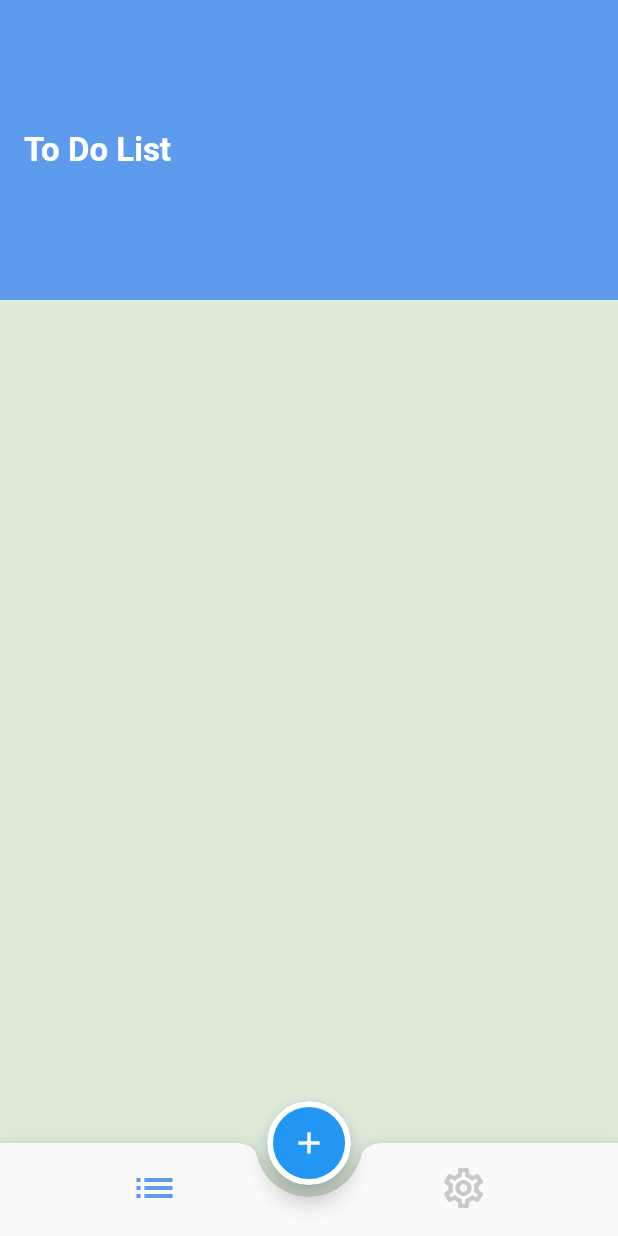
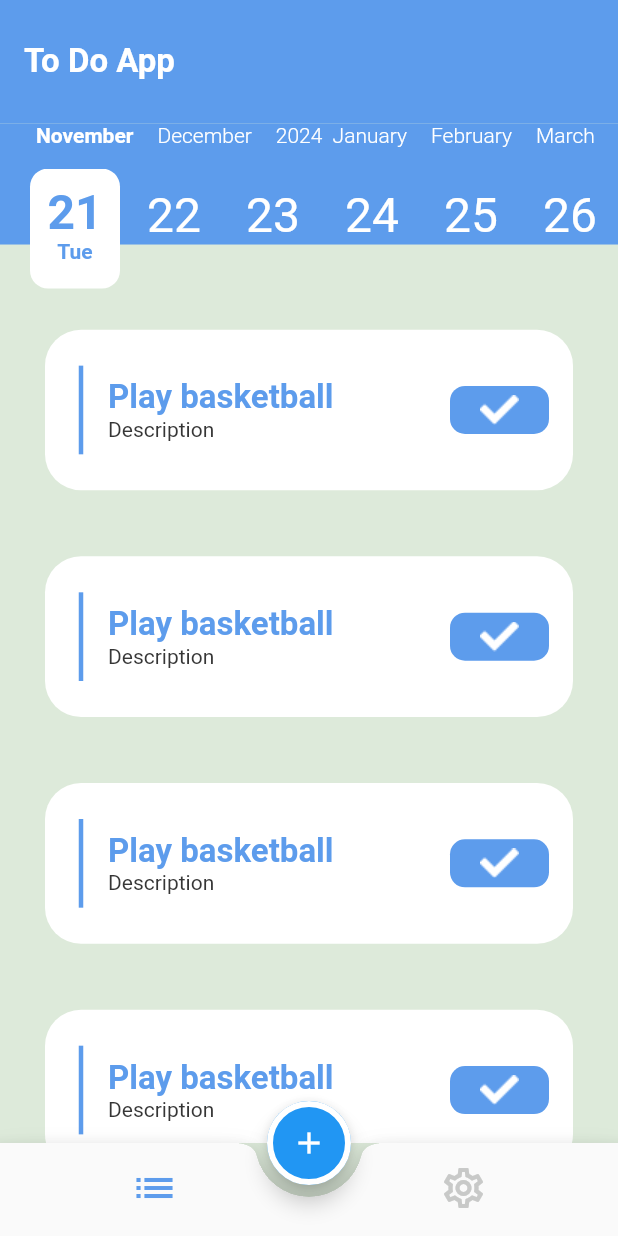
Before and after one commit to AbdullahAshraf2001/todoapp, a Flutter app: the screen it shows after launch, on a phone screen of 412 x 824 dp. Run offline on Flutter 3.47's test engine with Material 2 defaults, Android fonts, the phone set to English and light mode, and no system bars; drawn by our look-alikes of calendar_timeline, flutter_slidable.

Commit message:
Finished app ui

```diff
--- a/lib/ui/screens/home/home_screen.dart
+++ b/lib/ui/screens/home/home_screen.dart
@@ -1,5 +1,7 @@
 import 'package:flutter/material.dart';
 import 'package:todoapp/ui/screens/bottom_sheets/add_bottom_sheet.dart';
+import 'package:todoapp/ui/screens/tabs/list/list_tab.dart';
+import 'package:todoapp/ui/screens/tabs/settings/settings_tab.dart';
 
 class HomeScreen extends StatefulWidget {
   static const routeName = "home";
@@ -11,11 +13,14 @@ class HomeScreen extends StatefulWidget {
 }
 
 class _HomeScreenState extends State<HomeScreen> {
+  int currentSelectedTabIndex = 0;
   @override
   Widget build(BuildContext context) {
     return Scaffold(
       appBar: buildAppBar(),
       bottomNavigationBar: bottomNavigationBar(),
+      body:
+          currentSelectedTabIndex == 0 ? const ListTab() : const SettingsTab(),
       floatingActionButton: buildFab(),
       floatingActionButtonLocation: FloatingActionButtonLocation.centerDocked,
     );
@@ -28,17 +33,23 @@ class _HomeScreenState extends State<HomeScreen> {
               isScrollControlled: true,
               builder: (_) => Padding(
                     padding: MediaQuery.of(context).viewInsets,
-                    child: AddBottomSheet(),
+                    child: const AddBottomSheet(),
                   ));
         },
-        child: Icon(Icons.add),
+        child: const Icon(Icons.add),
       );
 
   Widget bottomNavigationBar() => BottomAppBar(
         notchMargin: 8,
-        shape: CircularNotchedRectangle(),
+        shape: const CircularNotchedRectangle(),
         clipBehavior: Clip.hardEdge,
-        child: BottomNavigationBar(items: const [
+        child: BottomNavigationBar(
+            onTap: (index) {
+              currentSelectedTabIndex = index;
+              setState(() {});
+            },
+            currentIndex: currentSelectedTabIndex,
+            items: const [
               BottomNavigationBarItem(
                 icon: Icon(Icons.list),
                 label: "",
@@ -51,7 +62,7 @@ class _HomeScreenState extends State<HomeScreen> {
       );
 
   PreferredSizeWidget buildAppBar() => AppBar(
-        title: Text("To Do List"),
-        toolbarHeight: 200,
+        title: const Text("To Do App"),
+    toolbarHeight: MediaQuery.of(context).size.height *.1,
       );
 }
--- /dev/null
+++ b/lib/ui/screens/tabs/list/list_tab.dart
@@ -0,0 +1,51 @@
+import 'package:calendar_timeline/calendar_timeline.dart';
+import 'package:flutter/material.dart';
+import 'package:todoapp/ui/screens/tabs/list/todo_widget.dart';
+import 'package:todoapp/ui/utilites/app_colors.dart';
+
+class ListTab extends StatelessWidget {
+  const ListTab({super.key});
+
+  @override
+  Widget build(BuildContext context) {
+    return Column(
+      children: [
+        SizedBox(
+          height: MediaQuery.of(context).size.height *.14,
+          child: Stack(
+            children: [
+              Column(
+                children: [
+                  Expanded(
+                    flex: 7,
+                      child: Container(color: AppColors.primary,)),
+                  Expanded(
+                      flex: 3,
+                      child: Container(color: AppColors.accent,))
+                ],
+              ),
+              CalendarTimeline(
+                initialDate: DateTime.now(),
+                firstDate: DateTime.now().subtract(Duration(days: 365)),
+                lastDate: DateTime.now().add(Duration(days: 365)),
+                onDateSelected: (date) => print(date),
+                leftMargin: 20,
+                monthColor: AppColors.white,
+                dayColor: AppColors.white,
+                activeDayColor: AppColors.primary   ,
+                activeBackgroundDayColor: AppColors.white,
+                dotsColor: AppColors.transparent,
+              ),
+            ],
+          ),
+        ),
+        Expanded(
+          child: ListView.builder(
+            itemCount: 10,
+              itemBuilder: (context, index) => TodoWidget()
+          ),
+        ),
+      ],
+    );
+  }
+}
--- /dev/null
+++ b/lib/ui/screens/tabs/list/todo_widget.dart
@@ -0,0 +1,71 @@
+import 'package:flutter/material.dart';
+import 'package:flutter_slidable/flutter_slidable.dart';
+import 'package:todoapp/ui/utilites/app_assets.dart';
+import 'package:todoapp/ui/utilites/app_colors.dart';
+import 'package:todoapp/ui/utilites/app_theme.dart';
+
+class TodoWidget extends StatelessWidget {
+  const TodoWidget({super.key});
+
+  @override
+  Widget build(BuildContext context) {
+    return Container(
+      decoration: BoxDecoration(
+        borderRadius: BorderRadius.circular(24),
+        color: AppColors.white,
+      ),
+      margin: const EdgeInsets.symmetric(vertical: 22, horizontal: 30),
+
+      child: Slidable(
+        startActionPane: ActionPane(
+            motion: DrawerMotion(),
+          extentRatio: .3,
+          children: [
+            Container(
+              child: SlidableAction(
+                onPressed: (_){},
+                backgroundColor: Colors.red,
+                foregroundColor: AppColors.white,
+                icon: Icons.delete,
+                label: 'Delete',
+           ),
+            )
+          ],),
+        child: Container(
+          padding: const EdgeInsets.symmetric(vertical: 24, horizontal: 16),
+          height: MediaQuery.of(context).size.height * .13,
+          child: Row(
+            children: [
+              const VerticalDivider(),
+              SizedBox(width: 10),
+              const Expanded(
+                child: Column(
+                  crossAxisAlignment: CrossAxisAlignment.stretch,
+                  mainAxisAlignment: MainAxisAlignment.center,
+                  children: [
+                    Text(
+                      "Play basketball",
+                      style: AppTheme.taskTitleTextStyle,
+                    ),
+                    Text(
+                      "Description",
+                      style: AppTheme.taskDescriptionTextStyle,
+                    )
+                  ],
+                ),
+              ),
+              Container(
+                  decoration: BoxDecoration(
+                    borderRadius: BorderRadius.circular(10),
+                    color: AppColors.primary,
+                  ),
+                  padding: const EdgeInsets.symmetric(horizontal: 20, vertical: 6),
+                  child: Image.asset(AppAssets.checkBox),
+              )
+            ],
+          ),
+        ),
+      ),
+    );
+  }
+}
--- /dev/null
+++ b/lib/ui/screens/tabs/settings/settings_tab.dart
@@ -0,0 +1,10 @@
+import 'package:flutter/material.dart';
+
+class SettingsTab extends StatelessWidget {
+  const SettingsTab({super.key});
+
+  @override
+  Widget build(BuildContext context) {
+    return const Placeholder();
+  }
+}
--- a/lib/ui/utilites/app_assets.dart
+++ b/lib/ui/utilites/app_assets.dart
@@ -1,4 +1,5 @@
 abstract class AppAssets{
   static const String baseImagesPath = "assets/images/";
   static const String splash = "${baseImagesPath}splash.png";
+  static const String checkBox = "${baseImagesPath}iconCheck.png";
 }
--- a/lib/ui/utilites/app_theme.dart
+++ b/lib/ui/utilites/app_theme.dart
@@ -1,18 +1,18 @@
 import 'package:flutter/material.dart';
 import 'package:todoapp/ui/utilites/app_colors.dart';
 
-abstract class AppTheme{
-  static const TextStyle appBarTextStyle = TextStyle(fontWeight: FontWeight.bold,
-  fontSize: 22 , color: AppColors.white);
+abstract class AppTheme {
+  static const TextStyle appBarTextStyle = TextStyle(
+      fontWeight: FontWeight.bold, fontSize: 22, color: AppColors.white);
 
-  static const TextStyle taskTitleTextStyle = TextStyle(fontWeight: FontWeight.bold,
-  fontSize: 22 , color: AppColors.primary);
+  static const TextStyle taskTitleTextStyle = TextStyle(
+      fontWeight: FontWeight.bold, fontSize: 22, color: AppColors.primary);
 
-  static const TextStyle taskDescriptionTextStyle = TextStyle(fontWeight: FontWeight.normal,
-  fontSize: 14 , color: AppColors.lightBlack);
+  static const TextStyle taskDescriptionTextStyle = TextStyle(
+      fontWeight: FontWeight.normal, fontSize: 14, color: AppColors.lightBlack);
 
-  static const TextStyle bottomSheetTitleTextStyle = TextStyle(fontWeight: FontWeight.bold,
-  fontSize: 20 , color: AppColors.black);
+  static const TextStyle bottomSheetTitleTextStyle = TextStyle(
+      fontWeight: FontWeight.bold, fontSize: 20, color: AppColors.black);
 
   static ThemeData lightTheme = ThemeData(
       primaryColor: AppColors.primary,
@@ -27,10 +27,12 @@ abstract class AppTheme{
           showSelectedLabels: false,
           showUnselectedLabels: false,
           selectedItemColor: AppColors.primary,
-      unselectedItemColor: AppColors.grey
+          unselectedItemColor: AppColors.grey),
+      scaffoldBackgroundColor: AppColors.accent,
+      floatingActionButtonTheme: const FloatingActionButtonThemeData(
+        shape:
+            StadiumBorder(side: BorderSide(color: AppColors.white, width: 4)),
       ),
-    scaffoldBackgroundColor: AppColors.accent,
-    floatingActionButtonTheme: const FloatingActionButtonThemeData(        shape: StadiumBorder(side: BorderSide(color: AppColors.white,width: 4)),
-    )
+  dividerTheme: DividerThemeData(thickness: 3, color: AppColors.primary)
   );
 }
--- a/pubspec.yaml
+++ b/pubspec.yaml
@@ -35,7 +35,8 @@ dependencies:
   # The following adds the Cupertino Icons font to your application.
   # Use with the CupertinoIcons class for iOS style icons.
   cupertino_icons: ^1.0.2
-
+  flutter_slidable: ^3.0.1
+  calendar_timeline: ^1.1.2
 dev_dependencies:
   flutter_test:
     sdk: flutter
```
Also changed, not shown: assets/images/2.0x/iconCheck@2x.png (added), assets/images/3.0x/iconCheck@3x.png (added), assets/images/iconCheck.png (added), pubspec.lock. Lines whose indentation alone changed are shown as unchanged.
